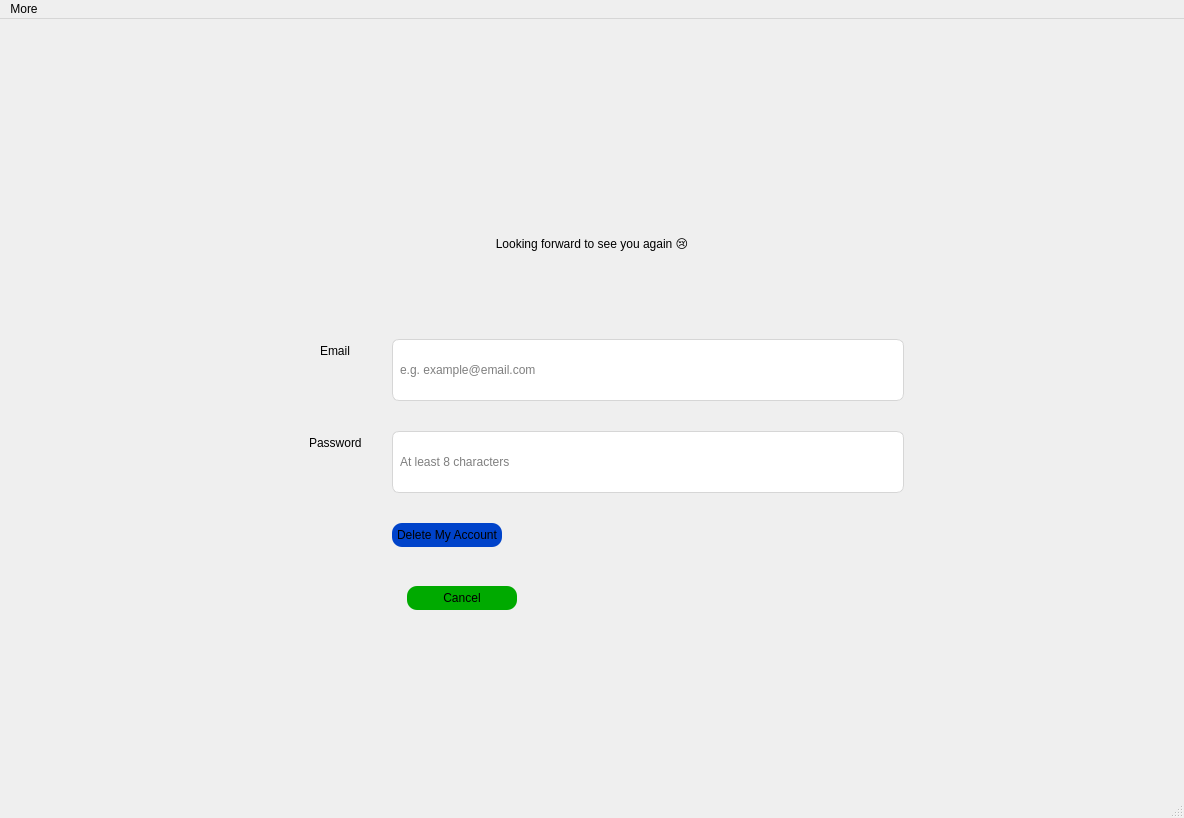
This is ui/delete_account.ui in SakibSibly/Bit-Talker as Qt 5 draws it before an edit. The edited form follows.
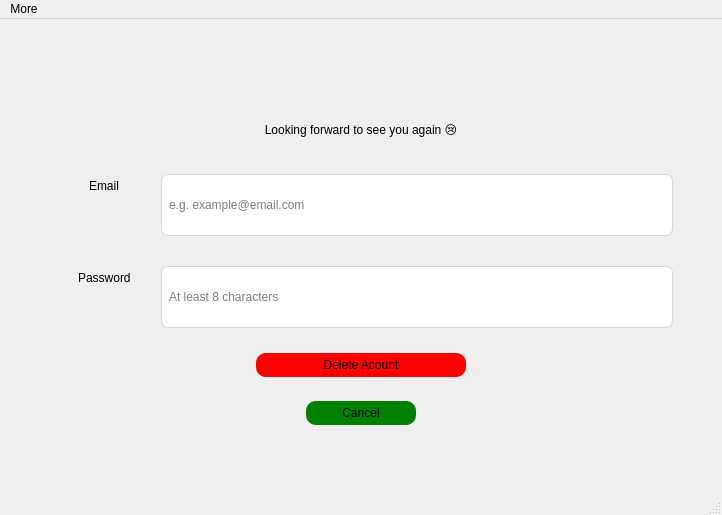
This is the edited form.

The edit to the form file:
```diff
--- a/ui/delete_account.ui
+++ b/ui/delete_account.ui
@@ -6,8 +6,8 @@
    <rect>
     <x>0</x>
     <y>0</y>
-    <width>1184</width>
-    <height>818</height>
+    <width>722</width>
+    <height>515</height>
    </rect>
   </property>
   <property name="windowTitle">
@@ -186,62 +186,60 @@
          </property>
         </widget>
        </item>
-       <item row="3" column="1">
-        <widget class="QGroupBox" name="groupBox_2">
-         <property name="title">
-          <string/>
-         </property>
-         <layout class="QFormLayout" name="formLayout_2">
-          <item row="0" column="1">
-           <widget class="QPushButton" name="cancel_button">
-            <property name="cursor">
-             <cursorShape>PointingHandCursor</cursorShape>
-            </property>
-            <property name="focusPolicy">
-             <enum>Qt::NoFocus</enum>
-            </property>
-            <property name="styleSheet">
-             <string notr="true">background: rgb(0, 170, 0);</string>
-            </property>
-            <property name="text">
-             <string>Cancel</string>
-            </property>
-           </widget>
-          </item>
-         </layout>
-        </widget>
-       </item>
-       <item row="2" column="1">
+      </layout>
+     </widget>
+    </item>
+    <item>
+     <widget class="QGroupBox" name="groupBox_2">
+      <property name="title">
+       <string/>
+      </property>
+      <layout class="QFormLayout" name="formLayout_2">
+       <property name="fieldGrowthPolicy">
+        <enum>QFormLayout::FieldsStayAtSizeHint</enum>
+       </property>
+       <property name="labelAlignment">
+        <set>Qt::AlignCenter</set>
+       </property>
+       <property name="formAlignment">
+        <set>Qt::AlignCenter</set>
+       </property>
+       <item row="0" column="0">
         <widget class="QPushButton" name="delete_button">
-         <property name="sizePolicy">
-          <sizepolicy hsizetype="Minimum" vsizetype="Fixed">
-           <horstretch>0</horstretch>
-           <verstretch>0</verstretch>
-          </sizepolicy>
+         <property name="styleSheet">
+          <string notr="true">width : 200%;
+background : red;</string>
          </property>
-         <property name="cursor">
-          <cursorShape>PointingHandCursor</cursorShape>
+         <property name="text">
+          <string>Delete Acount</string>
          </property>
-         <property name="focusPolicy">
-          <enum>Qt::NoFocus</enum>
-         </property>
-         <property name="contextMenuPolicy">
-          <enum>Qt::DefaultContextMenu</enum>
-         </property>
-         <property name="layoutDirection">
-          <enum>Qt::LeftToRight</enum>
-         </property>
-         <property name="autoFillBackground">
-          <bool>false</bool>
-         </property>
+        </widget>
+       </item>
+      </layout>
+     </widget>
+    </item>
+    <item>
+     <widget class="QGroupBox" name="groupBox_3">
+      <property name="title">
+       <string/>
+      </property>
+      <layout class="QFormLayout" name="formLayout_3">
+       <property name="fieldGrowthPolicy">
+        <enum>QFormLayout::FieldsStayAtSizeHint</enum>
+       </property>
+       <property name="labelAlignment">
+        <set>Qt::AlignCenter</set>
+       </property>
+       <property name="formAlignment">
+        <set>Qt::AlignCenter</set>
+       </property>
+       <item row="0" column="0">
+        <widget class="QPushButton" name="cancel_button">
          <property name="styleSheet">
-          <string notr="true"/>
+          <string notr="true">background : green;</string>
          </property>
          <property name="text">
-          <string>Delete My Account</string>
-         </property>
-         <property name="shortcut">
-          <string>Return</string>
+          <string>Cancel</string>
          </property>
         </widget>
        </item>
@@ -268,8 +266,8 @@
     <rect>
      <x>0</x>
      <y>0</y>
-     <width>1184</width>
-     <height>26</height>
+     <width>722</width>
+     <height>21</height>
     </rect>
    </property>
    <widget class="QMenu" name="menufile">
```
Left out of the diff: 8 changed lines with no effect on the pictures.
